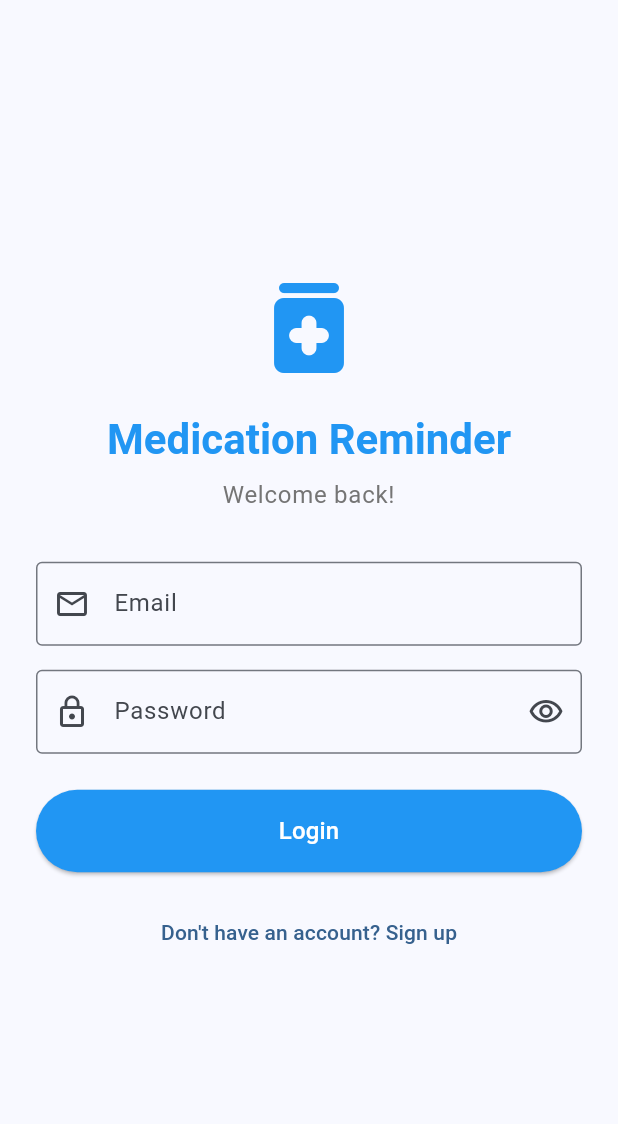
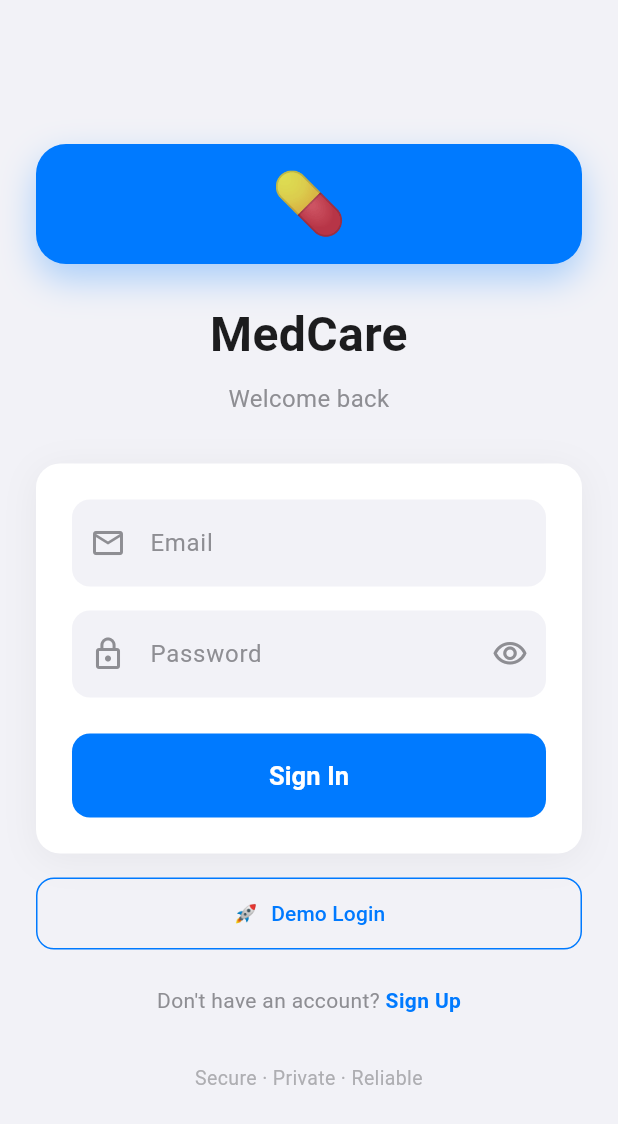
Before and after one commit to cs100591/medtimer, a Flutter app: the screen it shows after launch, on a phone screen of 412 x 824 dp. Shown: the top 1124 px of the screen. Run offline on Flutter 3.47's test engine with Material 3 defaults, Android fonts, the phone set to English and light mode, and no system bars; our stand-ins replace dio, flutter_riverpod, shared_preferences; missing offline and left inert: mobile_scanner.

Commit message:
Fix mobile login: add demo login, iOS-style UI, offline-first auth

```diff
--- a/apps/mobile/lib/presentation/pages/login_page.dart
+++ b/apps/mobile/lib/presentation/pages/login_page.dart
@@ -1,7 +1,6 @@
 import 'package:flutter/material.dart';
 import 'package:flutter_riverpod/flutter_riverpod.dart';
 import '../providers/auth_provider.dart';
-import 'home_page.dart';
 import '../themes/app_theme.dart';
 
 class LoginPage extends ConsumerStatefulWidget {
@@ -17,9 +16,9 @@ class _LoginPageState extends ConsumerState<LoginPage> {
   final _passwordController = TextEditingController();
   final _firstNameController = TextEditingController();
   final _lastNameController = TextEditingController();
-  final _phoneController = TextEditingController();
   bool _isLogin = true;
   bool _obscurePassword = true;
+  bool _isLoading = false;
 
   @override
   void dispose() {
@@ -27,15 +26,16 @@ class _LoginPageState extends ConsumerState<LoginPage> {
     _passwordController.dispose();
     _firstNameController.dispose();
     _lastNameController.dispose();
-    _phoneController.dispose();
     super.dispose();
   }
 
   Future<void> _submit() async {
     if (!_formKey.currentState!.validate()) return;
 
+    setState(() => _isLoading = true);
     final authNotifier = ref.read(authProvider.notifier);
 
+    try {
       if (_isLogin) {
         await authNotifier.login(
           email: _emailController.text.trim(),
@@ -47,17 +47,27 @@ class _LoginPageState extends ConsumerState<LoginPage> {
           password: _passwordController.text,
           firstName: _firstNameController.text.trim(),
           lastName: _lastNameController.text.trim(),
-        phone: _phoneController.text.trim().isNotEmpty
-            ? _phoneController.text.trim()
-            : null,
         );
+      }
+    } finally {
+      if (mounted) setState(() => _isLoading = false);
+    }
+  }
+
+  void _demoLogin() async {
+    setState(() => _isLoading = true);
+    final authNotifier = ref.read(authProvider.notifier);
+
+    try {
+      await authNotifier.demoLogin();
+    } finally {
+      if (mounted) setState(() => _isLoading = false);
     }
   }
 
   @override
   Widget build(BuildContext context) {
     final authState = ref.watch(authProvider);
-    final isLoading = authState.status == AuthStatus.loading;
 
     // Show error if any
     ref.listen<AuthState>(authProvider, (previous, next) {
@@ -72,15 +82,8 @@ class _LoginPageState extends ConsumerState<LoginPage> {
       }
     });
 
-    ref.listen<AuthState>(authProvider, (previous, next) {
-      if (next.status == AuthStatus.authenticated) {
-        Navigator.of(context).pushReplacement(
-          MaterialPageRoute(builder: (_) => const HomePage()),
-        );
-      }
-    });
-
     return Scaffold(
+      backgroundColor: const Color(0xFFF2F2F7),
       body: SafeArea(
         child: Center(
           child: SingleChildScrollView(
@@ -91,44 +94,72 @@ class _LoginPageState extends ConsumerState<LoginPage> {
                 mainAxisAlignment: MainAxisAlignment.center,
                 crossAxisAlignment: CrossAxisAlignment.stretch,
                 children: [
-                  // Logo/Icon
-                  Icon(
-                    Icons.medication_rounded,
-                    size: 80,
-                    color: AppTheme.primaryColor,
+                  // Logo
+                  Container(
+                    width: 80,
+                    height: 80,
+                    decoration: BoxDecoration(
+                      color: const Color(0xFF007AFF),
+                      borderRadius: BorderRadius.circular(20),
+                      boxShadow: [
+                        BoxShadow(
+                          color: const Color(0xFF007AFF).withOpacity(0.3),
+                          blurRadius: 20,
+                          offset: const Offset(0, 10),
                         ),
-                  const SizedBox(height: 16),
+                      ],
+                    ),
+                    child: const Center(
+                      child: Text('💊', style: TextStyle(fontSize: 40)),
+                    ),
+                  ),
+                  const SizedBox(height: 24),
 
                   // Title
-                  Text(
-                    'Medication Reminder',
-                    style: Theme.of(context).textTheme.headlineMedium?.copyWith(
-                      fontWeight: FontWeight.bold,
-                      color: AppTheme.primaryColor,
+                  const Text(
+                    'MedCare',
+                    style: TextStyle(
+                      fontSize: 32,
+                      fontWeight: FontWeight.w600,
+                      color: Color(0xFF1C1C1E),
                     ),
                     textAlign: TextAlign.center,
                   ),
                   const SizedBox(height: 8),
 
                   Text(
-                    _isLogin ? 'Welcome back!' : 'Create your account',
-                    style: Theme.of(context).textTheme.bodyLarge?.copyWith(
-                      color: Colors.grey[600],
+                    _isLogin ? 'Welcome back' : 'Create your account',
+                    style: const TextStyle(
+                      fontSize: 16,
+                      color: Color(0xFF8E8E93),
                     ),
                     textAlign: TextAlign.center,
                   ),
                   const SizedBox(height: 32),
 
+                  // Card
+                  Container(
+                    padding: const EdgeInsets.all(24),
+                    decoration: BoxDecoration(
+                      color: Colors.white,
+                      borderRadius: BorderRadius.circular(16),
+                      boxShadow: [
+                        BoxShadow(
+                          color: Colors.black.withOpacity(0.05),
+                          blurRadius: 20,
+                          offset: const Offset(0, 4),
+                        ),
+                      ],
+                    ),
+                    child: Column(
+                      crossAxisAlignment: CrossAxisAlignment.stretch,
+                      children: [
                         // Name fields (only for registration)
                         if (!_isLogin) ...[
-                    TextFormField(
+                          _buildTextField(
                             controller: _firstNameController,
-                      decoration: const InputDecoration(
-                        labelText: 'First Name',
-                        prefixIcon: Icon(Icons.person_outline),
-                        border: OutlineInputBorder(),
-                      ),
-                      textCapitalization: TextCapitalization.words,
+                            label: 'First Name',
+                            icon: Icons.person_outline,
                             validator: (value) {
                               if (!_isLogin && (value == null || value.trim().isEmpty)) {
                                 return 'Please enter your first name';
@@ -137,14 +168,10 @@ class _LoginPageState extends ConsumerState<LoginPage> {
                             },
                           ),
                           const SizedBox(height: 16),
-                    TextFormField(
+                          _buildTextField(
                             controller: _lastNameController,
-                      decoration: const InputDecoration(
-                        labelText: 'Last Name',
-                        prefixIcon: Icon(Icons.person_outline),
-                        border: OutlineInputBorder(),
-                      ),
-                      textCapitalization: TextCapitalization.words,
+                            label: 'Last Name',
+                            icon: Icons.person_outline,
                             validator: (value) {
                               if (!_isLogin && (value == null || value.trim().isEmpty)) {
                                 return 'Please enter your last name';
@@ -156,15 +183,11 @@ class _LoginPageState extends ConsumerState<LoginPage> {
                         ],
 
                         // Email field
-                  TextFormField(
+                        _buildTextField(
                           controller: _emailController,
-                    decoration: const InputDecoration(
-                      labelText: 'Email',
-                      prefixIcon: Icon(Icons.email_outlined),
-                      border: OutlineInputBorder(),
-                    ),
+                          label: 'Email',
+                          icon: Icons.email_outlined,
                           keyboardType: TextInputType.emailAddress,
-                    autocorrect: false,
                           validator: (value) {
                             if (value == null || value.trim().isEmpty) {
                               return 'Please enter your email';
@@ -177,56 +200,29 @@ class _LoginPageState extends ConsumerState<LoginPage> {
                         ),
                         const SizedBox(height: 16),
 
-                  // Phone field (only for registration)
-                  if (!_isLogin) ...[
-                    TextFormField(
-                      controller: _phoneController,
-                      decoration: const InputDecoration(
-                        labelText: 'Phone (optional)',
-                        prefixIcon: Icon(Icons.phone_outlined),
-                        border: OutlineInputBorder(),
-                      ),
-                      keyboardType: TextInputType.phone,
-                    ),
-                    const SizedBox(height: 16),
-                  ],
-
                         // Password field
-                  TextFormField(
+                        _buildTextField(
                           controller: _passwordController,
-                    decoration: InputDecoration(
-                      labelText: 'Password',
-                      prefixIcon: const Icon(Icons.lock_outline),
-                      border: const OutlineInputBorder(),
+                          label: 'Password',
+                          icon: Icons.lock_outline,
+                          obscureText: _obscurePassword,
                           suffixIcon: IconButton(
                             icon: Icon(
                               _obscurePassword
                                   ? Icons.visibility_outlined
                                   : Icons.visibility_off_outlined,
+                              color: const Color(0xFF8E8E93),
                             ),
                             onPressed: () {
-                          setState(() {
-                            _obscurePassword = !_obscurePassword;
-                          });
+                              setState(() => _obscurePassword = !_obscurePassword);
                             },
                           ),
-                    ),
-                    obscureText: _obscurePassword,
                           validator: (value) {
                             if (value == null || value.isEmpty) {
                               return 'Please enter your password';
                             }
-                      if (!_isLogin && value.length < 8) {
-                        return 'Password must be at least 8 characters';
-                      }
-                      if (!_isLogin && !RegExp(r'[A-Z]').hasMatch(value)) {
-                        return 'Password must include an uppercase letter';
-                      }
-                      if (!_isLogin && !RegExp(r'[a-z]').hasMatch(value)) {
-                        return 'Password must include a lowercase letter';
-                      }
-                      if (!_isLogin && !RegExp(r'[0-9]').hasMatch(value)) {
-                        return 'Password must include a number';
+                            if (!_isLogin && value.length < 6) {
+                              return 'Password must be at least 6 characters';
                             }
                             return null;
                           },
@@ -235,13 +231,17 @@ class _LoginPageState extends ConsumerState<LoginPage> {
 
                         // Submit button
                         ElevatedButton(
-                    onPressed: isLoading ? null : _submit,
+                          onPressed: _isLoading ? null : _submit,
                           style: ElevatedButton.styleFrom(
                             padding: const EdgeInsets.symmetric(vertical: 16),
-                      backgroundColor: AppTheme.primaryColor,
+                            backgroundColor: const Color(0xFF007AFF),
                             foregroundColor: Colors.white,
+                            shape: RoundedRectangleBorder(
+                              borderRadius: BorderRadius.circular(12),
                             ),
-                    child: isLoading
+                            elevation: 0,
+                          ),
+                          child: _isLoading
                               ? const SizedBox(
                                   height: 20,
                                   width: 20,
@@ -251,26 +251,66 @@ class _LoginPageState extends ConsumerState<LoginPage> {
                                   ),
                                 )
                               : Text(
-                            _isLogin ? 'Login' : 'Create Account',
-                            style: const TextStyle(fontSize: 16),
+                                  _isLogin ? 'Sign In' : 'Create Account',
+                                  style: const TextStyle(
+                                    fontSize: 17,
+                                    fontWeight: FontWeight.w600,
+                                  ),
+                                ),
+                        ),
+                      ],
                     ),
                   ),
                   const SizedBox(height: 16),
 
+                  // Demo Login Button
+                  OutlinedButton.icon(
+                    onPressed: _isLoading ? null : _demoLogin,
+                    icon: const Text('🚀'),
+                    label: const Text('Demo Login'),
+                    style: OutlinedButton.styleFrom(
+                      padding: const EdgeInsets.symmetric(vertical: 14),
+                      foregroundColor: const Color(0xFF007AFF),
+                      side: const BorderSide(color: Color(0xFF007AFF)),
+                      shape: RoundedRectangleBorder(
+                        borderRadius: BorderRadius.circular(12),
+                      ),
+                    ),
+                  ),
+                  const SizedBox(height: 24),
+
                   // Toggle login/register
-                  TextButton(
-                    onPressed: isLoading
+                  Row(
+                    mainAxisAlignment: MainAxisAlignment.center,
+                    children: [
+                      Text(
+                        _isLogin ? "Don't have an account? " : 'Already have an account? ',
+                        style: const TextStyle(color: Color(0xFF8E8E93)),
+                      ),
+                      GestureDetector(
+                        onTap: _isLoading
                             ? null
-                        : () {
-                            setState(() {
-                              _isLogin = !_isLogin;
-                            });
-                          },
+                            : () => setState(() => _isLogin = !_isLogin),
                         child: Text(
-                      _isLogin
-                          ? "Don't have an account? Sign up"
-                          : 'Already have an account? Login',
+                          _isLogin ? 'Sign Up' : 'Sign In',
+                          style: const TextStyle(
+                            color: Color(0xFF007AFF),
+                            fontWeight: FontWeight.w600,
                           ),
+                        ),
+                      ),
+                    ],
+                  ),
+                  const SizedBox(height: 32),
+
+                  // Footer
+                  const Text(
+                    'Secure · Private · Reliable',
+                    style: TextStyle(
+                      fontSize: 13,
+                      color: Color(0xFFAEAEB2),
+                    ),
+                    textAlign: TextAlign.center,
                   ),
                 ],
               ),
@@ -280,4 +320,47 @@ class _LoginPageState extends ConsumerState<LoginPage> {
       ),
     );
   }
+
+  Widget _buildTextField({
+    required TextEditingController controller,
+    required String label,
+    required IconData icon,
+    TextInputType? keyboardType,
+    bool obscureText = false,
+    Widget? suffixIcon,
+    String? Function(String?)? validator,
+  }) {
+    return TextFormField(
+      controller: controller,
+      keyboardType: keyboardType,
+      obscureText: obscureText,
+      style: const TextStyle(fontSize: 17),
+      decoration: InputDecoration(
+        labelText: label,
+        labelStyle: const TextStyle(color: Color(0xFF8E8E93)),
+        prefixIcon: Icon(icon, color: const Color(0xFF8E8E93)),
+        suffixIcon: suffixIcon,
+        filled: true,
+        fillColor: const Color(0xFFF2F2F7),
+        border: OutlineInputBorder(
+          borderRadius: BorderRadius.circular(12),
+          borderSide: BorderSide.none,
+        ),
+        enabledBorder: OutlineInputBorder(
+          borderRadius: BorderRadius.circular(12),
+          borderSide: BorderSide.none,
+        ),
+        focusedBorder: OutlineInputBorder(
+          borderRadius: BorderRadius.circular(12),
+          borderSide: const BorderSide(color: Color(0xFF007AFF), width: 2),
+        ),
+        errorBorder: OutlineInputBorder(
+          borderRadius: BorderRadius.circular(12),
+          borderSide: const BorderSide(color: Colors.red),
+        ),
+        contentPadding: const EdgeInsets.symmetric(horizontal: 16, vertical: 16),
+      ),
+      validator: validator,
+    );
   }
+}
```
Also changed, not shown: apps/mobile/lib/presentation/providers/auth_provider.dart (+104 -41 lines). Lines whose indentation alone changed are shown as unchanged.
